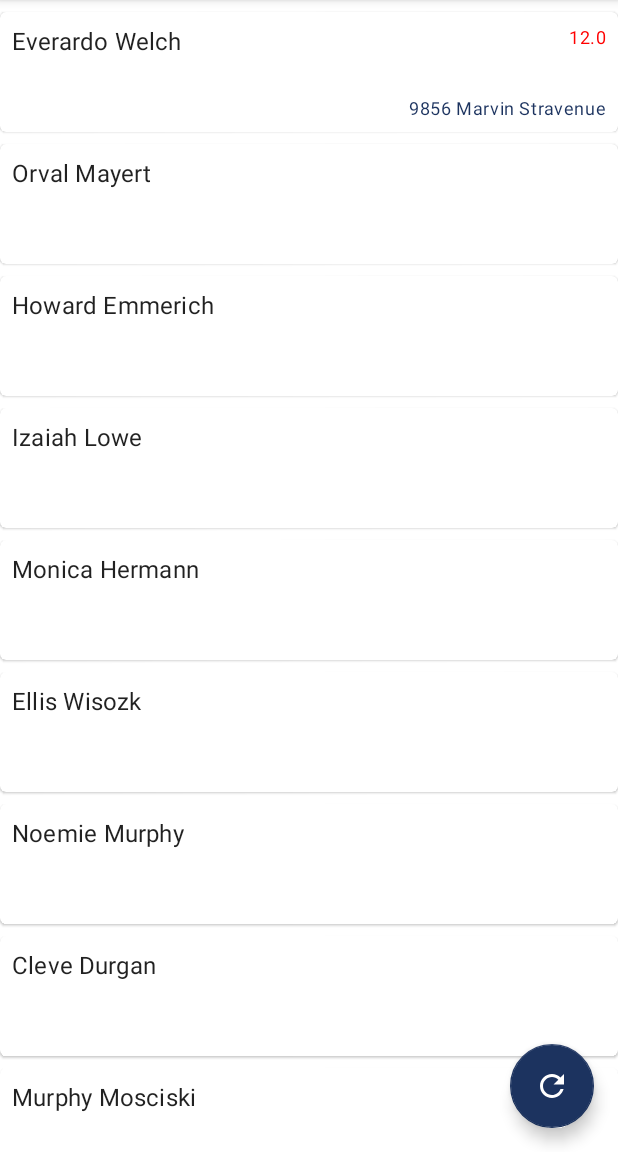
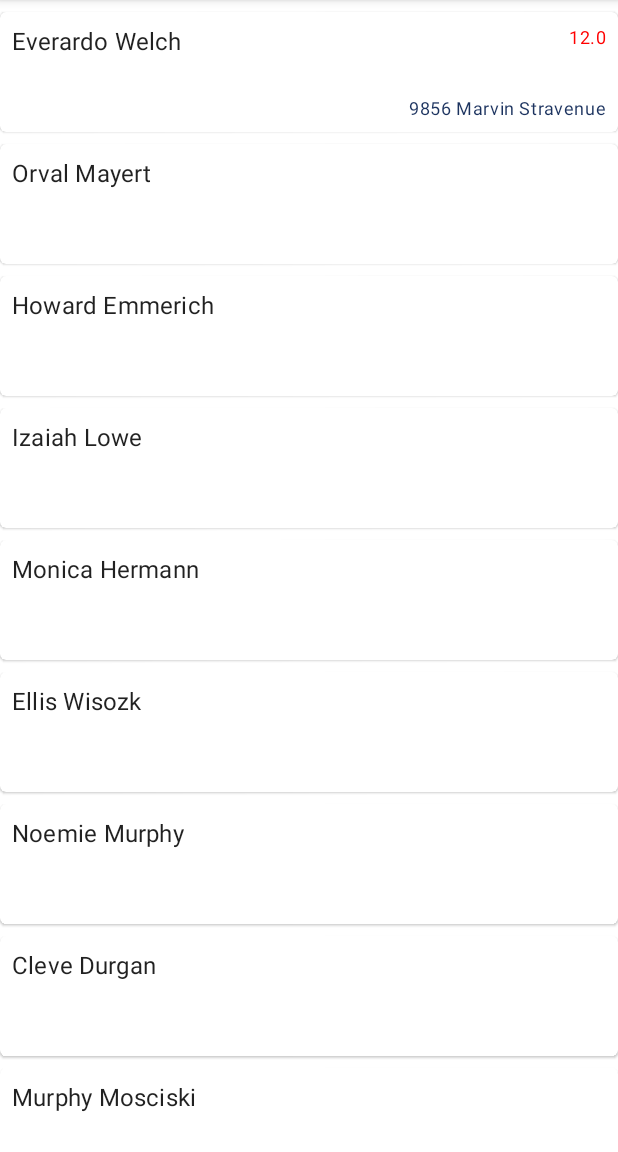
Before and after one commit to MartinMobileDev/ShipmentExercise, an Android app: the screen it shows after launch (MainActivity), after a tap on "Everardo Welch", on a phone screen of 412 x 824 dp, the part 84-1236 px from its top. Run offline under Robolectric (Android 15) with nearby library versions, the phone set to English and light mode, and no system bars.

Commit message:
Formating and last design details

```diff
--- a/app/src/main/java/com/example/shipmentexercise/mainAcitivity/MainActivity.kt
+++ b/app/src/main/java/com/example/shipmentexercise/mainAcitivity/MainActivity.kt
@@ -4,7 +4,6 @@ import android.annotation.SuppressLint
 import androidx.appcompat.app.AppCompatActivity
 import android.os.Bundle
 import androidx.activity.viewModels
-import androidx.lifecycle.Observer
 import androidx.recyclerview.widget.LinearLayoutManager
 import com.example.shipmentexercise.databinding.ActivityMainBinding
 import com.example.shipmentexercise.mainAcitivity.adapter.DriverListAdapter
@@ -20,22 +19,17 @@ class MainActivity : AppCompatActivity(), OnClickListener {
 
     @SuppressLint("NotifyDataSetChanged")
     override fun onCreate(savedInstanceState: Bundle?) {
-
         super.onCreate(savedInstanceState)
         binding = ActivityMainBinding.inflate(layoutInflater)
         setContentView(binding.root)
         setupViewModel()
         setupRecyclerView()
-        binding.fab.setOnClickListener {
-            mainViewModel.getAllDrivers()
-            mAdapter.notifyDataSetChanged()
-        }
     }
 
     private fun setupViewModel() {
         mainViewModel.getAllDrivers()
-        mainViewModel.getAllShipmets()
-        mainViewModel.driverModel.observe(this, Observer { driverList ->
+        mainViewModel.getAllShipments()
+        mainViewModel.driverModel.observe(this, { driverList ->
             mAdapter.submitList(driverList)
         })
     }
@@ -55,5 +49,4 @@ class MainActivity : AppCompatActivity(), OnClickListener {
         mainViewModel.calculateSS(driver)
         mAdapter.notifyDataSetChanged()
     }
-
 }
--- a/app/src/main/java/com/example/shipmentexercise/mainAcitivity/adapter/OnClickListener.kt
+++ b/app/src/main/java/com/example/shipmentexercise/mainAcitivity/adapter/OnClickListener.kt
@@ -2,7 +2,6 @@ package com.example.shipmentexercise.mainAcitivity.adapter
 
 import com.example.shipmentexercise.mainAcitivity.model.Driver
 
-
 interface OnClickListener {
     fun onClick(driver: Driver)
 }
--- a/app/src/main/java/com/example/shipmentexercise/mainAcitivity/viewModel/MainViewModel.kt
+++ b/app/src/main/java/com/example/shipmentexercise/mainAcitivity/viewModel/MainViewModel.kt
@@ -1,6 +1,5 @@
 package com.example.shipmentexercise.mainAcitivity.viewModel
 
-import android.util.Log
 import androidx.lifecycle.MutableLiveData
 import androidx.lifecycle.ViewModel
 import com.example.shipmentexercise.mainAcitivity.model.Driver
@@ -10,14 +9,14 @@ import java.util.*
 
 class MainViewModel : ViewModel() {
     val driverModel = MutableLiveData<List<Driver>>()
-    val shipmentsModel = MutableLiveData<List<Shipment>>()
+    private val shipmentsModel = MutableLiveData<List<Shipment>>()
 
     fun getAllDrivers() {
         val driversList: List<Driver> = DataProvider.getAllDrivers()
         driverModel.postValue(driversList)
     }
 
-    fun getAllShipmets() {
+    fun getAllShipments() {
         val shipmentList: List<Shipment> = DataProvider.getAllShipments()
         shipmentsModel.postValue(shipmentList)
     }
@@ -27,10 +26,10 @@ class MainViewModel : ViewModel() {
         var scoreAux: Float
         if (driver.shipment == null) {
             shipmentsModel.value?.forEach { shipment ->
-                if (shipment.address.length % 2 == 0) {
-                    scoreAux = countVowelsAndConsonants(driver).first * 1.5f
+                scoreAux = if (shipment.address.length % 2 == 0) {
+                    countVowelsAndConsonants(driver).first * 1.5f
                 } else {
-                    scoreAux = countVowelsAndConsonants(driver).second.toFloat()
+                    countVowelsAndConsonants(driver).second.toFloat()
                 }
                 if (findGcd(shipment.address.length, driver.name.length) != 1) {
                     scoreAux *= 1.5f
@@ -50,8 +49,6 @@ class MainViewModel : ViewModel() {
                     }
                 }
             }
-
-            Log.i("BARCOS", shipmentList.sortedByDescending { it.second }.toString())
         }
     }
 
--- a/app/src/main/res/drawable/ic_refresh.xml
+++ /dev/null
@@ -1,10 +0,0 @@
-<vector xmlns:android="http://schemas.android.com/apk/res/android"
-    android:width="24dp"
-    android:height="24dp"
-    android:viewportWidth="24"
-    android:viewportHeight="24"
-    android:tint="?attr/colorControlNormal">
-  <path
-      android:fillColor="@android:color/white"
-      android:pathData="M17.65,6.35C16.2,4.9 14.21,4 12,4c-4.42,0 -7.99,3.58 -7.99,8s3.57,8 7.99,8c3.73,0 6.84,-2.55 7.73,-6h-2.08c-0.82,2.33 -3.04,4 -5.65,4 -3.31,0 -6,-2.69 -6,-6s2.69,-6 6,-6c1.66,0 3.14,0.69 4.22,1.78L13,11h7V4l-2.35,2.35z"/>
-</vector>
--- a/app/src/main/res/layout/activity_main.xml
+++ b/app/src/main/res/layout/activity_main.xml
@@ -6,7 +6,6 @@
     android:layout_height="match_parent"
     android:background="@color/white"
     tools:context=".mainAcitivity.MainActivity">
-
 
     <androidx.recyclerview.widget.RecyclerView
         android:id="@+id/drivers_RecyclerView"
@@ -17,17 +16,4 @@
         app:layout_constraintEnd_toEndOf="parent"
         app:layout_constraintStart_toStartOf="parent"
         app:layout_constraintTop_toTopOf="parent" />
-
-    <com.google.android.material.floatingactionbutton.FloatingActionButton
-        android:id="@+id/fab"
-        android:layout_width="wrap_content"
-        android:layout_height="wrap_content"
-        android:layout_margin="@dimen/normal_margin"
-        android:contentDescription="@string/refresh"
-        android:src="@drawable/ic_refresh"
-        app:backgroundTint="@color/blue"
-        app:layout_constraintBottom_toBottomOf="parent"
-        app:layout_constraintEnd_toEndOf="parent"
-        app:tint="@color/white" />
-
 </androidx.constraintlayout.widget.ConstraintLayout>
```
Also changed, not shown: app/src/main/java/com/example/shipmentexercise/mainAcitivity/adapter/DriverListAdapter.kt (+3 -4 lines), app/src/main/java/com/example/shipmentexercise/utils/DataProvider.kt (+11 -11 lines).
